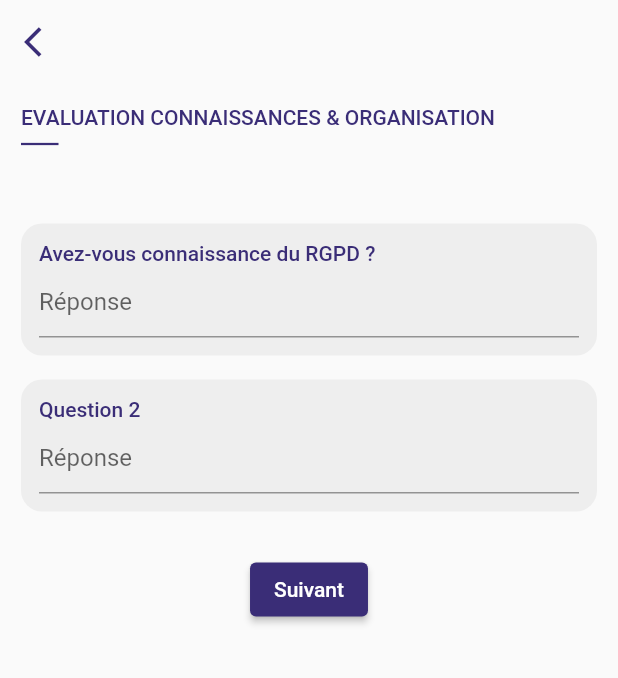
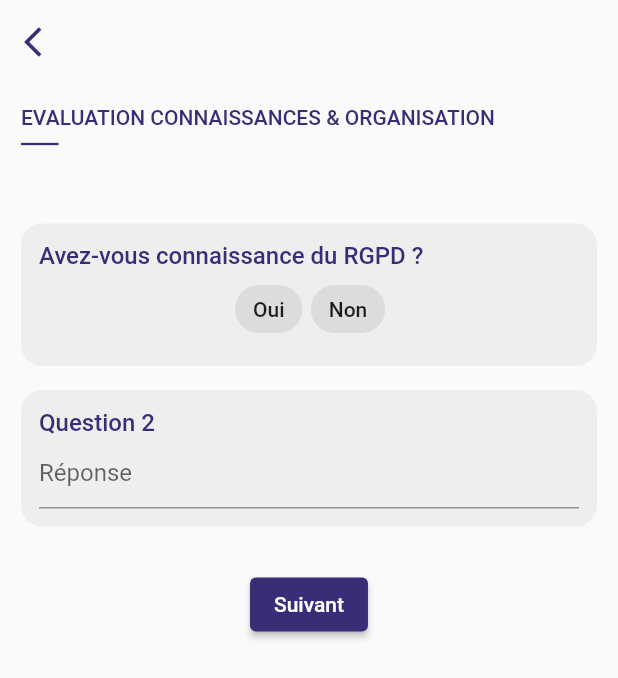
Before and after one commit to abdel7ak96/survey_app, a Flutter app: the screen it shows after launch, on a phone screen of 412 x 824 dp. Shown: the top 678 px of the screen. Run offline on Flutter 3.47's test engine with Material 2 defaults, Android fonts, the phone set to English and light mode, and no system bars; our stand-ins replace dots_indicator.

Commit message:
Implement RadioQuestion

```diff
--- a/lib/src/views/QuestionsView.dart
+++ b/lib/src/views/QuestionsView.dart
@@ -1,5 +1,6 @@
 import 'package:flutter/material.dart';
 import './components/TextQuestion.dart';
+import './components/RadioQuestion.dart';
 
 class QuestionsView extends StatefulWidget {
   const QuestionsView({Key? key}) : super(key: key);
@@ -110,8 +111,9 @@ class __FormPartState extends State<_FormPart> {
               key: _formKey,
               child: Column(
                 children: [
-                  TextQuestion(
+                  RadioQuestion(
                     question: "Avez-vous connaissance du RGPD ?",
+                    options: ["Oui", "Non"],
                   ),
                   TextQuestion(
                     question: "Question 2",
--- /dev/null
+++ b/lib/src/views/components/RadioQuestion.dart
@@ -0,0 +1,56 @@
+import 'package:flutter/material.dart';
+
+class RadioQuestion extends StatefulWidget {
+  const RadioQuestion({Key? key, required this.question, required this.options}) : super(key: key);
+
+  final String question;
+  final List<String> options;
+
+  @override
+  _RadioQuestionState createState() => _RadioQuestionState();
+}
+
+class _RadioQuestionState extends State<RadioQuestion> {
+
+  int? _value = -1;
+
+  @override
+  Widget build(BuildContext context) {
+    return Container(
+      margin: EdgeInsets.symmetric(vertical: 8.0),
+      padding: EdgeInsets.all(12.0),
+      decoration: BoxDecoration(
+          borderRadius: BorderRadius.circular(14.0), color: Colors.grey[200]),
+      child: Column(
+        crossAxisAlignment: CrossAxisAlignment.start,
+        children: [
+          Text(
+            widget.question,
+            style: TextStyle(
+                color: Color.fromRGBO(58, 45, 119, 1),
+                fontWeight: FontWeight.w500,
+                fontSize: 16.0),
+          ),
+          Row(
+            mainAxisAlignment: MainAxisAlignment.center,
+            children: List<Widget>.generate(widget.options.length, (index) =>
+              Container(
+                margin: EdgeInsets.all(2.0),
+                child: ChoiceChip(
+                  label: Text(widget.options[index]),
+                  selectedColor: Color.fromRGBO(58, 190, 240, 1),
+                  selected: _value == index,
+                  onSelected: (bool selected) {
+                    setState(() {
+                      _value = selected ? index : _value;
+                    });
+                  },
+                ),
+              ),
+            )
+          )
+        ],
+      ),
+    );
+  }
+}
--- a/lib/src/views/components/TextQuestion.dart
+++ b/lib/src/views/components/TextQuestion.dart
@@ -20,7 +20,7 @@ class TextQuestion extends StatelessWidget {
             style: TextStyle(
                 color: Color.fromRGBO(58, 45, 119, 1),
                 fontWeight: FontWeight.w500,
-                fontSize: 14.0),
+                fontSize: 16.0),
           ),
           TextFormField(
             validator: (value) {
```
